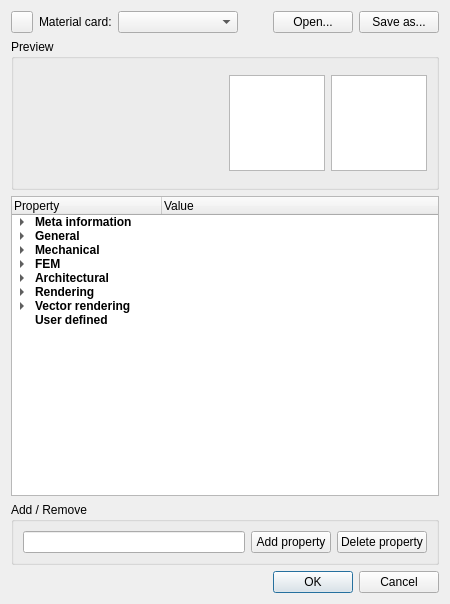
Qt form src/Mod/Material/materials-editor.ui (berndhahnebach/All_FreeCAD) before a commit.
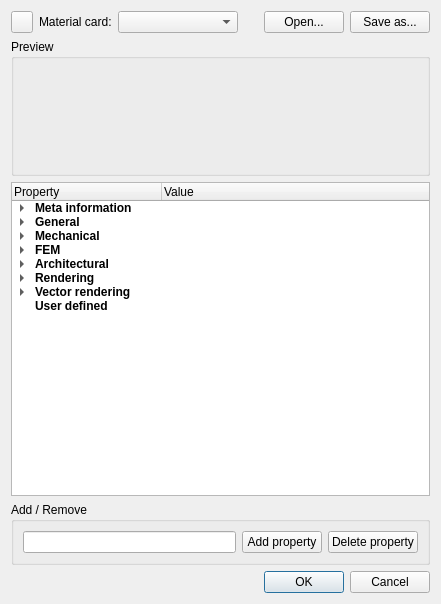
The same form after that commit.

Commit message: Material: allow to display Drawing Patterns in material editor - issue #2577

The edit to the form file:
```diff
--- a/src/Mod/Material/materials-editor.ui
+++ b/src/Mod/Material/materials-editor.ui
@@ -6,7 +6,7 @@
    <rect>
     <x>0</x>
     <y>0</y>
-    <width>450</width>
+    <width>441</width>
     <height>604</height>
    </rect>
   </property>
@@ -109,34 +109,28 @@
          </spacer>
         </item>
         <item>
-         <widget class="QGraphicsView" name="PreviewRendered">
+         <widget class="QLabel" name="PreviewRender">
           <property name="minimumSize">
            <size>
             <width>96</width>
             <height>96</height>
            </size>
           </property>
-          <property name="maximumSize">
-           <size>
-            <width>96</width>
-            <height>96</height>
-           </size>
+          <property name="text">
+           <string/>
           </property>
          </widget>
         </item>
         <item>
-         <widget class="QGraphicsView" name="PreviewVector">
+         <widget class="QLabel" name="PreviewVector">
           <property name="minimumSize">
            <size>
             <width>96</width>
             <height>96</height>
            </size>
           </property>
-          <property name="maximumSize">
-           <size>
-            <width>96</width>
-            <height>96</height>
-           </size>
+          <property name="text">
+           <string/>
           </property>
          </widget>
         </item>
```
The commit also changes 2 other files.
